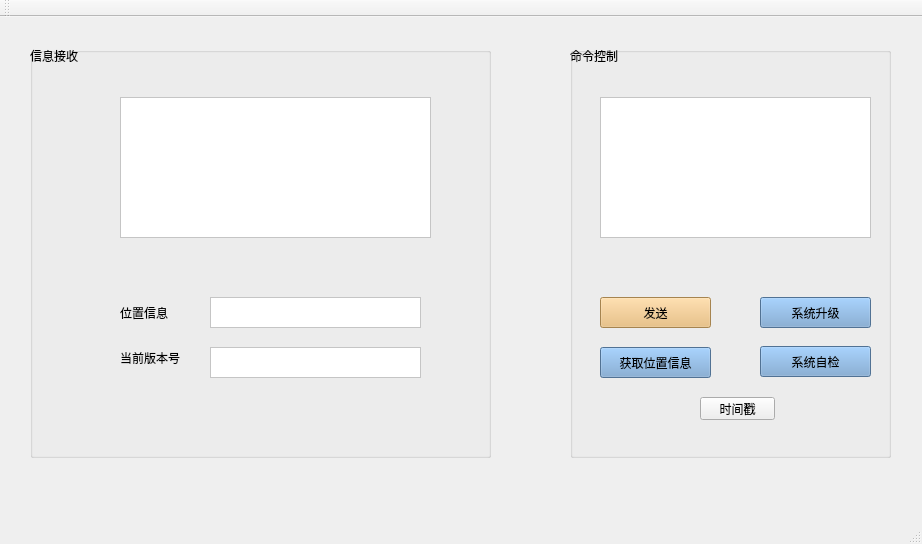
This is QT_Final/mainwindow.ui in githubhahaha/stm32_project as Qt 5 draws it before an edit. The edited form follows.
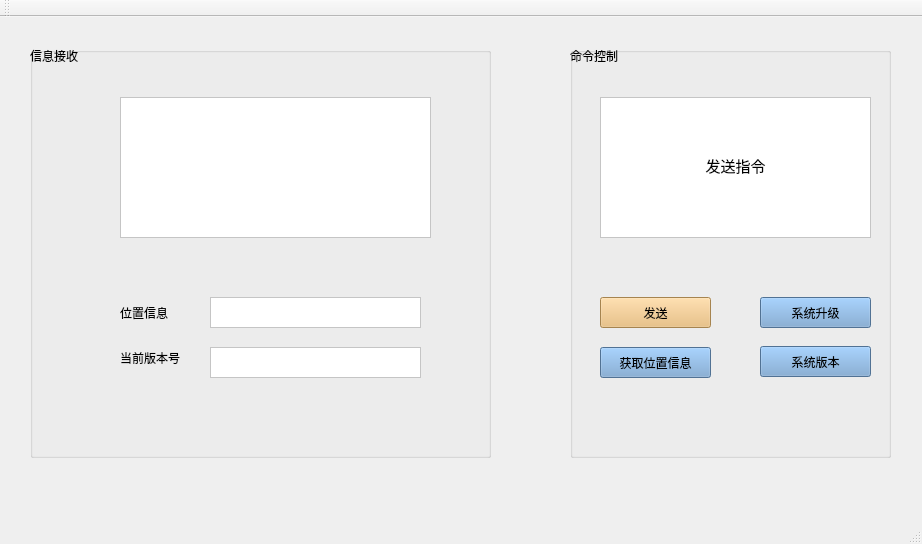
This is the edited form.

```diff
--- a/QT_Final/mainwindow.ui
+++ b/QT_Final/mainwindow.ui
@@ -165,7 +165,7 @@
       <string notr="true">background-color: rgb(114, 159, 207);</string>
      </property>
      <property name="text">
-      <string>系统自检</string>
+      <string>系统版本</string>
      </property>
     </widget>
     <widget class="QTextEdit" name="data">
@@ -187,8 +187,8 @@
       <string>&lt;!DOCTYPE HTML PUBLIC &quot;-//W3C//DTD HTML 4.0//EN&quot; &quot;http://www.w3.org/TR/REC-html40/strict.dtd&quot;&gt;
 &lt;html&gt;&lt;head&gt;&lt;meta name=&quot;qrichtext&quot; content=&quot;1&quot; /&gt;&lt;style type=&quot;text/css&quot;&gt;
 p, li { white-space: pre-wrap; }
-&lt;/style&gt;&lt;/head&gt;&lt;body style=&quot; font-family:'SimSun'; font-size:9pt; font-weight:400; font-style:normal;&quot;&gt;
-&lt;p style=&quot;-qt-paragraph-type:empty; margin-top:0px; margin-bottom:0px; margin-left:0px; margin-right:0px; -qt-block-indent:0; text-indent:0px;&quot;&gt;&lt;br /&gt;&lt;/p&gt;&lt;/body&gt;&lt;/html&gt;</string>
+&lt;/style&gt;&lt;/head&gt;&lt;body style=&quot; font-family:'Ubuntu'; font-size:11pt; font-weight:400; font-style:normal;&quot;&gt;
+&lt;p align=&quot;center&quot; style=&quot; margin-top:0px; margin-bottom:0px; margin-left:0px; margin-right:0px; -qt-block-indent:0; text-indent:0px; line-height:75px;&quot;&gt;发送指令&lt;/p&gt;&lt;/body&gt;&lt;/html&gt;</string>
      </property>
     </widget>
     <widget class="QPushButton" name="pushButton">
@@ -264,19 +264,6 @@
       <string>命令控制</string>
      </property>
     </widget>
-    <widget class="QPushButton" name="pushButton_3">
-     <property name="geometry">
-      <rect>
-       <x>130</x>
-       <y>350</y>
-       <width>75</width>
-       <height>23</height>
-      </rect>
-     </property>
-     <property name="text">
-      <string>时间戳</string>
-     </property>
-    </widget>
    </widget>
   </widget>
   <widget class="QToolBar" name="mainToolBar">
```
Left out of the diff: 2 changed lines with no effect on the pictures.
